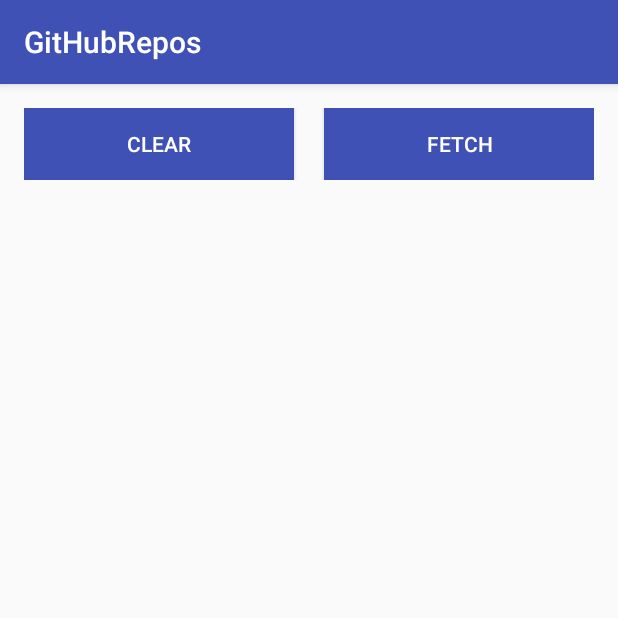
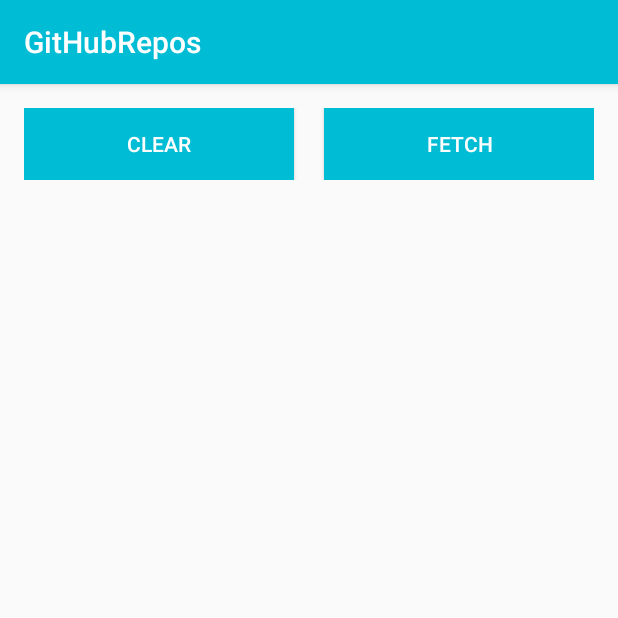
Before and after one commit to HendAlQett/GithubRepos, an Android app: the screen it shows after launch (MainActivity), on a phone screen of 412 x 824 dp, the top half of it. Run offline under Robolectric (Android 15) with nearby library versions, the phone set to English and light mode, and no system bars.

Commit message:
New Theme Colors

```diff
--- a/GitHubRepos/app/src/main/res/values/colors.xml
+++ b/GitHubRepos/app/src/main/res/values/colors.xml
@@ -1,6 +1,6 @@
 <?xml version="1.0" encoding="utf-8"?>
 <resources>
-    <color name="colorPrimary">#3F51B5</color>
-    <color name="colorPrimaryDark">#303F9F</color>
+    <color name="colorPrimary">#00BCD4</color>
+    <color name="colorPrimaryDark">#0097A7</color>
     <color name="colorAccent">#FF4081</color>
 </resources>
```
